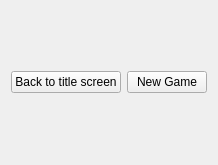
Above: TicTacToeGame.ui from aosama16/Qt-Tic-Tac-Toe before the change. Below: the same form after it.
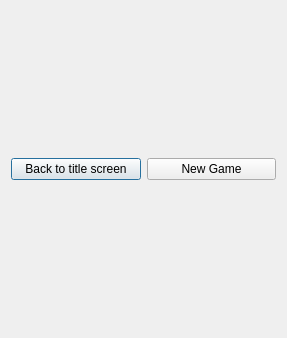
That is the form after the change.

Commit message:
Added a title screen to configure the game.
Manually handled close event on title screen to avoid game diolog clossing
after closing the message box.

Implemented back to title button which closes the game dialog.

Added a recource file to handle the logo image.

Configurations:
- Numeber of player (1 or 2 players)
- Board size
- AI starts first
- MiniMax Depth

```diff
--- a/TicTacToeGame.ui
+++ b/TicTacToeGame.ui
@@ -1,17 +1,17 @@
 <?xml version="1.0" encoding="UTF-8"?>
 <ui version="4.0">
  <class>TicTacToeGame</class>
- <widget class="QMainWindow" name="TicTacToeGame">
+ <widget class="QDialog" name="TicTacToeGame">
   <property name="geometry">
    <rect>
     <x>0</x>
     <y>0</y>
-    <width>207</width>
-    <height>165</height>
+    <width>287</width>
+    <height>338</height>
    </rect>
   </property>
   <property name="sizePolicy">
-   <sizepolicy hsizetype="Preferred" vsizetype="Preferred">
+   <sizepolicy hsizetype="Maximum" vsizetype="Minimum">
     <horstretch>0</horstretch>
     <verstretch>0</verstretch>
    </sizepolicy>
@@ -41,10 +41,8 @@
 }
 </string>
   </property>
-  <property name="toolButtonStyle">
-   <enum>Qt::ToolButtonIconOnly</enum>
-  </property>
-  <widget class="QWidget" name="centralWidget">
+  <layout class="QVBoxLayout" name="verticalLayout_2">
+   <item>
    <layout class="QHBoxLayout" name="horizontalLayout">
     <item>
      <layout class="QVBoxLayout" name="verticalLayout">
@@ -76,7 +74,8 @@
      </layout>
     </item>
    </layout>
-  </widget>
+   </item>
+  </layout>
  </widget>
  <layoutdefault spacing="6" margin="11"/>
  <resources/>
```
Lines whose indentation alone changed are shown as unchanged. The commit also changes 9 other files.
